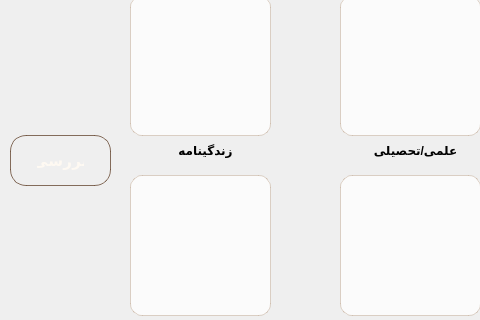
Before: the Qt Designer form Client/user/genreselectionwidget.ui in Onyx1907/Lumina-EBook-Platform, drawn with Qt 5; both pictures show x 0 to 480 and y 135 to 455 of the 750 by 550 pixel window.
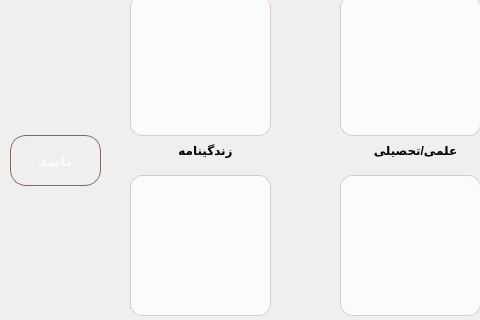
After: the same form once the commit is applied. Icons and pictures are not drawn.

```diff
--- a/Client/user/genreselectionwidget.ui
+++ b/Client/user/genreselectionwidget.ui
@@ -619,7 +619,7 @@
     <rect>
      <x>10</x>
      <y>270</y>
-     <width>101</width>
+     <width>91</width>
      <height>51</height>
     </rect>
    </property>
@@ -679,7 +679,7 @@
 }</string>
    </property>
    <property name="text">
-    <string>بررسی</string>
+    <string>تایید</string>
    </property>
   </widget>
   <widget class="QLabel" name="error_label">
```
